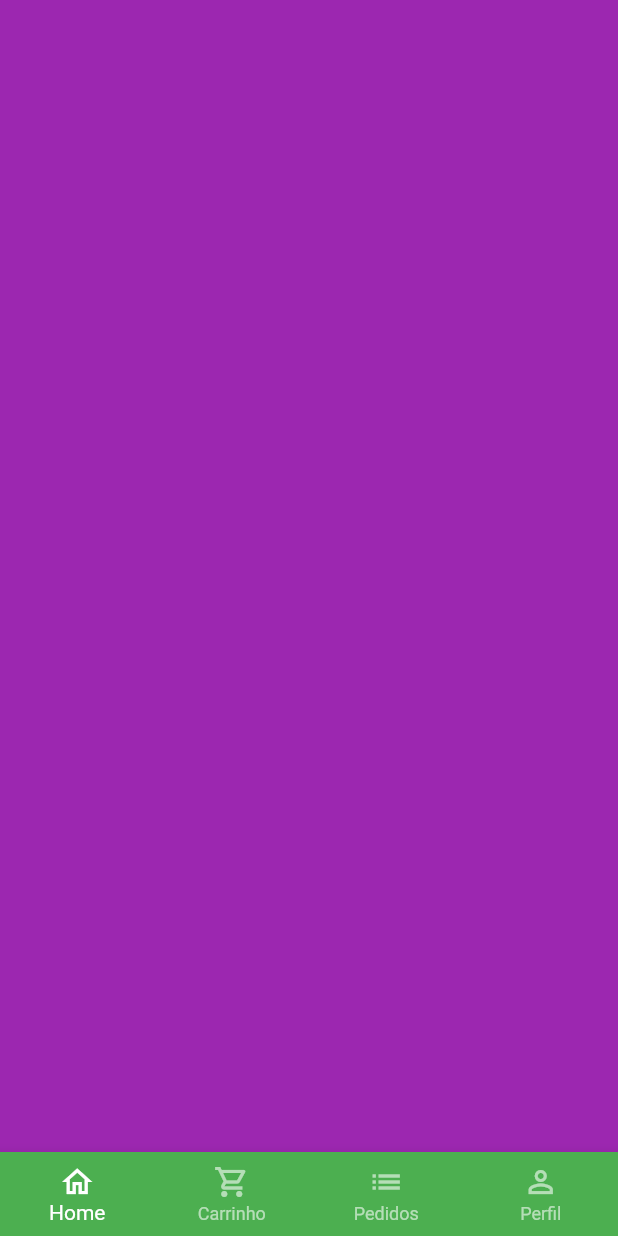
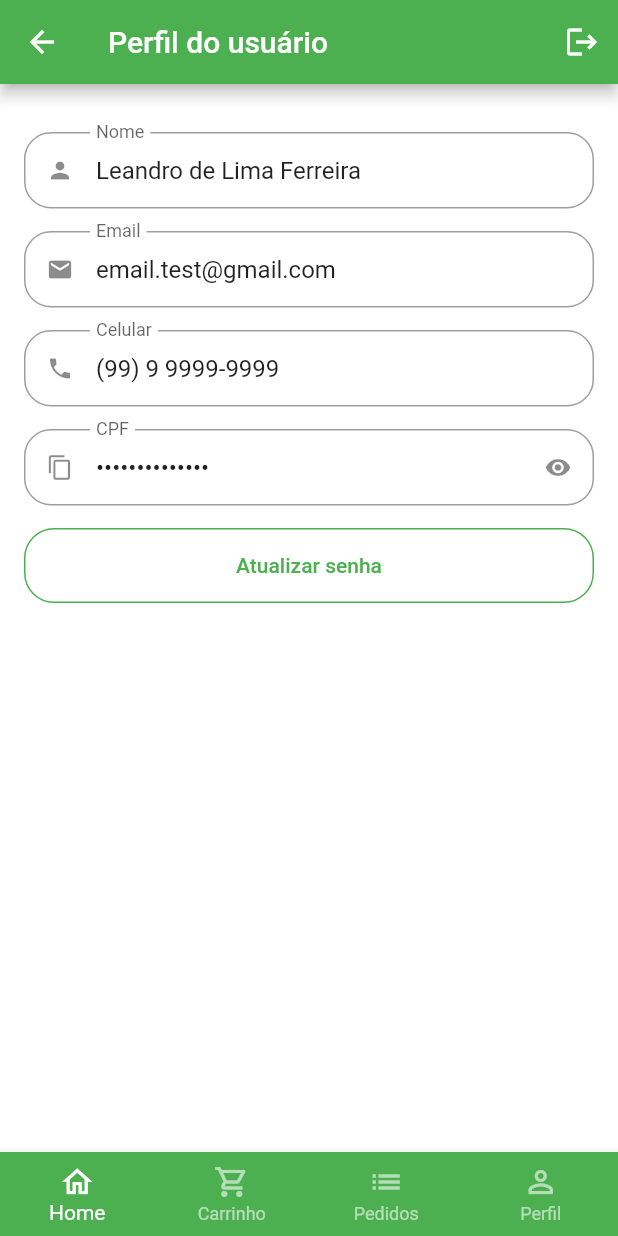
Before and after one commit to leandrolima132/app_greengrocer, a Flutter app: the BasePage screen opened by its route, swiped to page 4, on a phone screen of 412 x 824 dp. Run offline on Flutter 3.47's test engine with Material 2 defaults, Android fonts, the phone set to English and light mode, and no system bars; our stand-ins replace badges, flutter_modular, mask_text_input_formatter.

Commit message:
feat: criando tela de perfil  + componentes

```diff
--- a/lib/app/core/data/app_data.dart
+++ b/lib/app/core/data/app_data.dart
@@ -1,5 +1,6 @@
 import 'package:greengrocer/app/core/models/cart_item_model.dart';
 import 'package:greengrocer/app/core/models/item_model.dart';
+import 'package:greengrocer/app/core/models/user_model.dart';
 
 ItemModel apple = ItemModel(
   itemName: 'Maçã',
@@ -78,3 +79,11 @@ List<CartItemModel> cartItems = [
   CartItemModel(item: grape, quantity: 3),
   CartItemModel(item: guava, quantity: 1)
 ];
+
+UserModel user = UserModel(
+  name: 'Leandro de Lima Ferreira',
+  email: 'email.test@gmail.com',
+  phone: '(99) 9 9999-9999',
+  cpf: '999.999.999-99',
+  password: '',
+);
--- /dev/null
+++ b/lib/app/core/models/user_model.dart
@@ -0,0 +1,15 @@
+class UserModel {
+  String name;
+  String email;
+  String phone;
+  String cpf;
+  String password;
+
+  UserModel({
+    required this.name,
+    required this.email,
+    required this.phone,
+    required this.cpf,
+    required this.password,
+  });
+}
--- a/lib/app/core/widgets/custom_text_field.dart
+++ b/lib/app/core/widgets/custom_text_field.dart
@@ -6,6 +6,8 @@ class CustomTextField extends StatefulWidget {
   final String label;
   final bool isSecret;
   final List<TextInputFormatter>? inputFormatters;
+  final String? initialValue;
+  final bool readOnly;
 
   const CustomTextField({
     Key? key,
@@ -13,6 +15,8 @@ class CustomTextField extends StatefulWidget {
     required this.label,
     this.isSecret = false,
     this.inputFormatters,
+    this.initialValue,
+    this.readOnly = false,
   }) : super(key: key);
 
   @override
@@ -33,6 +37,8 @@ class _CustomTextFieldState extends State<CustomTextField> {
     return Padding(
       padding: const EdgeInsets.only(bottom: 15),
       child: TextFormField(
+        readOnly: widget.readOnly,
+        initialValue: widget.initialValue,
         inputFormatters: widget.inputFormatters,
         obscureText: isObscure,
         decoration: InputDecoration(
--- a/lib/app/modules/base/base_page.dart
+++ b/lib/app/modules/base/base_page.dart
@@ -3,6 +3,7 @@ import 'package:flutter_modular/flutter_modular.dart';
 import 'package:greengrocer/app/modules/base/base_controller.dart';
 import 'package:greengrocer/app/modules/tabs/cart/cart_tab.dart';
 import 'package:greengrocer/app/modules/tabs/home/home_tab.dart';
+import 'package:greengrocer/app/modules/tabs/profile/profile_tab.dart';
 
 class BasePage extends StatefulWidget {
   const BasePage({Key? key}) : super(key: key);
@@ -23,8 +24,8 @@ class _BasePageState extends State<BasePage> {
         children: [
           const HomeTab(),
           const CartTab(),
-          Container(color: Colors.blue),
           Container(color: Colors.purple),
+          const ProfileTab(),
         ],
       ),
       bottomNavigationBar: BottomNavigationBar(
--- /dev/null
+++ b/lib/app/modules/tabs/profile/profile_tab.dart
@@ -0,0 +1,142 @@
+import 'package:flutter/material.dart';
+import 'package:greengrocer/app/core/widgets/custom_text_field.dart';
+import 'package:greengrocer/app/core/data/app_data.dart' as app_data;
+
+class ProfileTab extends StatefulWidget {
+  const ProfileTab({Key? key}) : super(key: key);
+
+  @override
+  State<ProfileTab> createState() => _ProfileTabState();
+}
+
+class _ProfileTabState extends State<ProfileTab> {
+  @override
+  Widget build(BuildContext context) {
+    return Scaffold(
+      appBar: AppBar(
+        title: const Text('Perfil do usuário'),
+        actions: [IconButton(onPressed: () {}, icon: const Icon(Icons.logout))],
+      ),
+      body: ListView(
+        physics: const BouncingScrollPhysics(),
+        padding: const EdgeInsets.fromLTRB(16, 32, 16, 16),
+        children: [
+          // Nome
+          CustomTextField(
+            icon: Icons.person,
+            label: 'Nome',
+            initialValue: app_data.user.name,
+            readOnly: true,
+          ),
+          // Email
+          CustomTextField(
+            icon: Icons.email,
+            label: 'Email',
+            initialValue: app_data.user.email,
+            readOnly: true,
+          ),
+          // Celular
+          CustomTextField(
+            icon: Icons.phone,
+            label: 'Celular',
+            initialValue: app_data.user.phone,
+            readOnly: true,
+          ),
+          // CPF
+          CustomTextField(
+            icon: Icons.copy,
+            label: 'CPF',
+            isSecret: true,
+            initialValue: app_data.user.cpf,
+            readOnly: true,
+          ),
+          // Botão atualizar senha
+          SizedBox(
+            height: 50,
+            child: OutlinedButton(
+                style: OutlinedButton.styleFrom(
+                    side: const BorderSide(color: Colors.green),
+                    shape: RoundedRectangleBorder(
+                      borderRadius: BorderRadius.circular(20),
+                    )),
+                onPressed: () {
+                  updatePassword();
+                },
+                child: const Text('Atualizar senha')),
+          )
+        ],
+      ),
+    );
+  }
+
+  Future<bool?> updatePassword() {
+    return showDialog(
+        context: context,
+        builder: (context) {
+          return Dialog(
+            shape:
+                RoundedRectangleBorder(borderRadius: BorderRadius.circular(20)),
+            child: Stack(
+              children: [
+                Padding(
+                  padding: const EdgeInsets.all(16),
+                  child: Column(
+                    crossAxisAlignment: CrossAxisAlignment.stretch,
+                    mainAxisSize: MainAxisSize.min,
+                    children: [
+                      const Padding(
+                        padding: EdgeInsets.symmetric(vertical: 12),
+                        child: Text(
+                          'Atualização de senha',
+                          textAlign: TextAlign.center,
+                          style: TextStyle(
+                              fontSize: 18, fontWeight: FontWeight.bold),
+                        ),
+                      ),
+                      // Senha atual
+                      const CustomTextField(
+                        icon: Icons.lock,
+                        label: 'Senha atual',
+                        isSecret: true,
+                      ),
+                      // Nova senha
+                      const CustomTextField(
+                        icon: Icons.lock_outline,
+                        label: 'Nova senha ',
+                        isSecret: true,
+                      ),
+                      // Confirmar nova senha
+                      const CustomTextField(
+                        icon: Icons.lock_outline,
+                        label: 'Confirmar nova senha',
+                        isSecret: true,
+                      ),
+
+                      SizedBox(
+                        height: 45,
+                        child: ElevatedButton(
+                            style: ElevatedButton.styleFrom(
+                              shape: RoundedRectangleBorder(
+                                  borderRadius: BorderRadius.circular(20)),
+                            ),
+                            onPressed: () {},
+                            child: const Text('Atualizar')),
+                      )
+                    ],
+                  ),
+                ),
+                Positioned(
+                    top: 5,
+                    right: 5,
+                    child: IconButton(
+                      onPressed: () {
+                        Navigator.of(context).pop();
+                      },
+                      icon: const Icon(Icons.close),
+                    ))
+              ],
+            ),
+          );
+        });
+  }
+}
```
